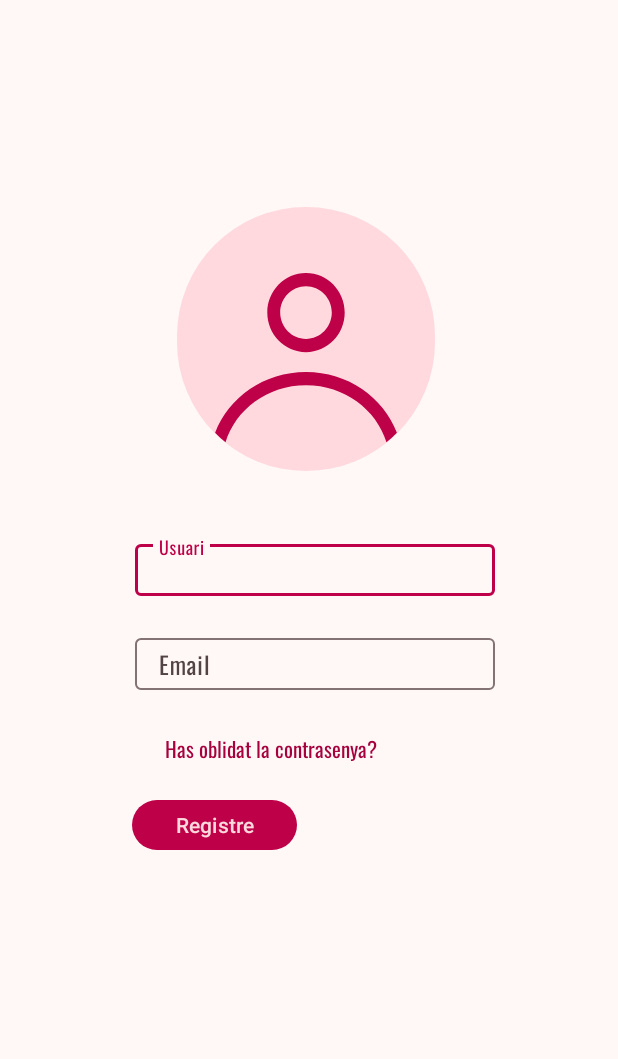
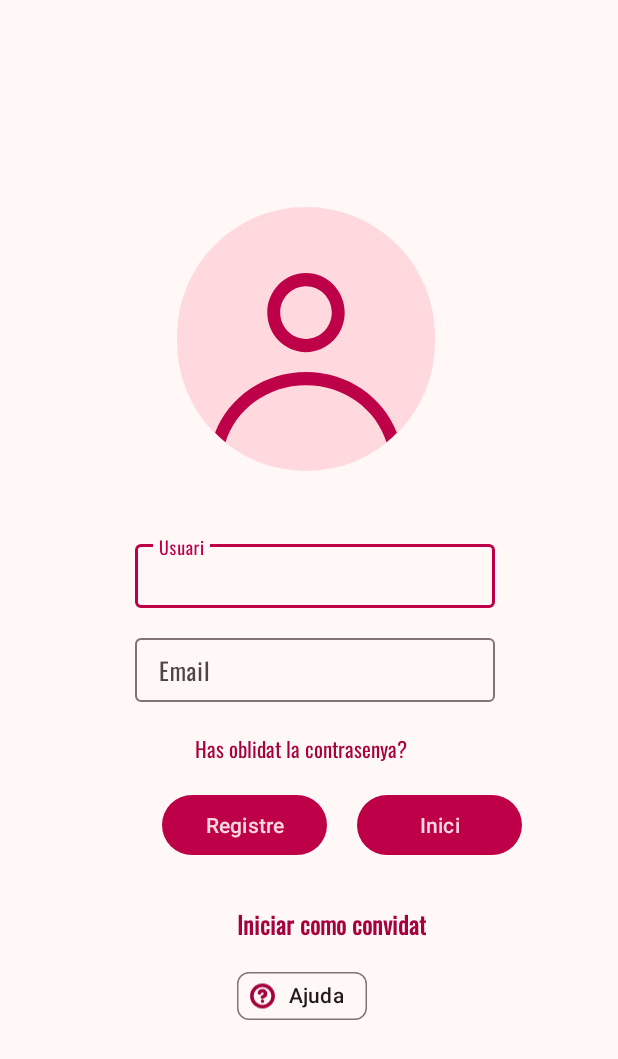
Before and after one commit to AliciaCampo/PopView, an Android app: the screen it shows after launch (LoginActivity), on a phone screen of 412 x 824 dp. Shown: the top 1059 px of the screen. Run offline under Robolectric (Android 15) with nearby library versions, the phone set to English and light mode, and no system bars.

Commit message:
canvis Login Registre

```diff
--- a/app/src/main/java/com/example/popview/HomeActivity.kt
+++ b/app/src/main/java/com/example/popview/HomeActivity.kt
@@ -1,6 +1,8 @@
 package com.example.popview
 
 import android.os.Bundle
+import android.text.Html
+import android.widget.TextView
 import androidx.activity.enableEdgeToEdge
 import androidx.appcompat.app.AppCompatActivity
 import androidx.core.view.ViewCompat
@@ -18,5 +20,8 @@ class HomeActivity : AppCompatActivity() {
                 .replace(R.id.fragment_container, barramenu()) // Añadimos el fragmento
                 .commit()
         }
+        val textView: TextView = findViewById(R.id.textInciarconvidat)
+        textView.text = Html.fromHtml("<u>Iniciar como convidat</u>")
+
     }
 }
--- a/app/src/main/res/layout/activity_login.xml
+++ b/app/src/main/res/layout/activity_login.xml
@@ -11,8 +11,8 @@
         android:layout_width="match_parent"
         android:layout_height="match_parent"
         android:orientation="horizontal"
-        tools:layout_editor_absoluteX="132dp"
-        tools:layout_editor_absoluteY="42dp">
+        tools:layout_editor_absoluteX="16dp"
+        tools:layout_editor_absoluteY="16dp">
 
         <ImageView
             android:layout_width="172dp"
@@ -23,7 +23,7 @@
 
         <com.google.android.material.textfield.TextInputLayout
             android:layout_width="240dp"
-            android:layout_height="40dp"
+            android:layout_height="48dp"
             android:layout_marginLeft="-200dp"
             android:layout_marginTop="357dp">
 
@@ -32,12 +32,12 @@
                 android:layout_height="wrap_content"
                 android:fontFamily="@font/oswald_regular"
                 android:hint="Usuari"
-                android:textColor="@color/md_theme_primary"/>
+                android:textColor="@color/md_theme_primary" />
         </com.google.android.material.textfield.TextInputLayout>
 
         <com.google.android.material.textfield.TextInputLayout
             android:layout_width="240dp"
-            android:layout_height="40dp"
+            android:layout_height="48dp"
             android:layout_marginLeft="-240dp"
             android:layout_marginTop="420dp">
 
@@ -45,29 +45,67 @@
                 android:layout_width="match_parent"
                 android:layout_height="wrap_content"
                 android:fontFamily="@font/oswald_regular"
-                android:textColor="@color/md_theme_primary"
-                android:hint="Email" />
+                android:hint="Email"
+                android:textColor="@color/md_theme_primary" />
         </com.google.android.material.textfield.TextInputLayout>
 
         <TextView
             android:layout_width="198dp"
             android:layout_height="50dp"
-            android:layout_marginLeft="-220dp"
+            android:layout_marginLeft="-200dp"
             android:layout_marginTop="460dp"
             android:fontFamily="@font/oswald_regular"
-            android:textColor="@color/md_theme_primaryContainer"
-            android:text="Has oblidat la contrasenya?">
+            android:text="Has oblidat la contrasenya?"
+            android:textColor="@color/md_theme_primaryContainer">
 
         </TextView>
+
+
         <Button
             android:id="@+id/registrar"
             android:layout_width="110dp"
-            android:layout_height="41dp"
+            android:layout_height="48dp"
             android:layout_marginLeft="-220dp"
             android:layout_marginTop="510dp"
-            android:text="Registre">
+            android:text="Registre"></Button>
 
-        </Button>
+        <Button
+            android:id="@+id/inici"
+            android:layout_width="110dp"
+            android:layout_height="48dp"
+            android:layout_marginLeft="20dp"
+            android:layout_marginTop="510dp"
+            android:text="Inici"></Button>
 
+        <LinearLayout
+            android:layout_width="wrap_content"
+            android:layout_height="wrap_content"
+            android:layout_marginLeft="-190dp"
+            android:layout_marginTop="590dp"
+            android:orientation="vertical">
+
+            <TextView
+                android:id="@+id/textInciarconvidat"
+                android:layout_width="wrap_content"
+                android:layout_height="50dp"
+                android:fontFamily="@font/oswald_regular"
+                android:gravity="center"
+                android:text="Iniciar como convidat"
+                android:textColor="@color/md_theme_primaryContainer"
+                android:textAllCaps="false"
+                android:textSize="16sp"
+                android:textStyle="bold"
+                android:underline="@bool/true" />
+
+            <com.google.android.material.chip.Chip
+                android:id="@+id/chipAjuda"
+                android:layout_width="wrap_content"
+                android:layout_height="wrap_content"
+                android:text="Ajuda"
+                android:textAlignment="center"
+                app:chipCornerRadius="8dp"
+                app:chipIcon="@drawable/help_circle" />
+
+        </LinearLayout>
     </LinearLayout>
 </androidx.constraintlayout.widget.ConstraintLayout>
```
Also changed, not shown: app/src/main/res/layout/activity_registro.xml (+47 -0 lines).
